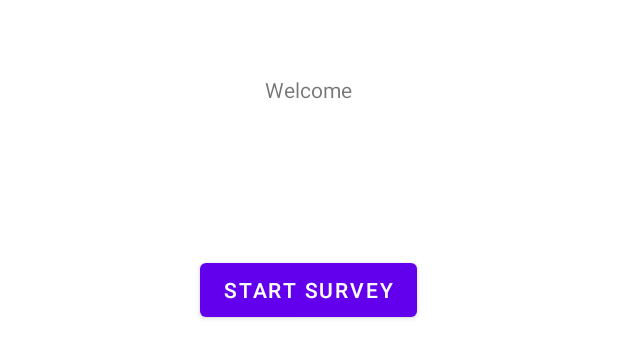
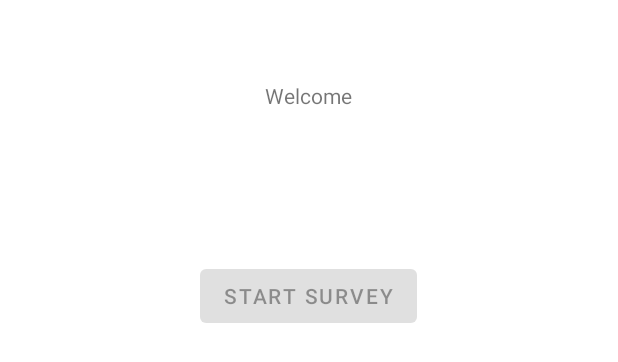
Before and after one commit to lxknvlk/xmtestapp, an Android app: the layout activity_main.xml on its own in the app's theme, with its tools: preview values and no code run, on a phone screen of 412 x 824 dp. Shown: the top 362 px of the screen. Run offline under Robolectric (Android 15) with nearby library versions, the phone set to English and light mode, and no system bars; network calls fail.

Commit message:
first screen finished

```diff
--- a/app/src/main/res/layout/activity_main.xml
+++ b/app/src/main/res/layout/activity_main.xml
@@ -6,8 +6,16 @@
     android:layout_width="match_parent"
     android:layout_height="match_parent"
     android:orientation="vertical"
+    android:id="@+id/llRoot"
     android:gravity="center_horizontal"
     tools:context=".view.MainActivity">
+
+    <com.google.android.material.progressindicator.LinearProgressIndicator
+        android:layout_width="match_parent"
+        android:layout_height="wrap_content"
+        android:id="@+id/piLoader"
+        android:visibility="invisible"
+        android:indeterminate="true" />
 
     <TextView
         android:id="@+id/textView"
@@ -20,6 +28,7 @@
     <Button
         android:layout_width="wrap_content"
         android:layout_height="wrap_content"
+        android:enabled="false"
         android:layout_marginTop="100dp"
         android:text="@string/start_survey"
         android:id="@+id/btnStart"
--- a/app/src/main/res/values/colors.xml
+++ b/app/src/main/res/values/colors.xml
@@ -6,5 +6,7 @@
     <color name="teal_200">#FF03DAC5</color>
     <color name="teal_700">#FF018786</color>
     <color name="black">#FF000000</color>
+    <color name="error_red">#C81717</color>
+    <color name="success_green">#14A816</color>
     <color name="white">#FFFFFFFF</color>
 </resources>
--- a/app/src/main/res/values/strings.xml
+++ b/app/src/main/res/values/strings.xml
@@ -2,4 +2,6 @@
     <string name="app_name">XMTestApp</string>
     <string name="welcome">Welcome</string>
     <string name="start_survey">Start Survey</string>
+    <string name="server_error">Server error, please try again.</string>
+    <string name="questions_loaded">Questions loaded!</string>
 </resources>
```
Also changed, not shown: app/src/main/java/com/example/xmtestapp/view/MainActivity.kt (+47 -0 lines), app/src/main/java/com/example/xmtestapp/view/MainViewModel.kt (+6 -2 lines).
